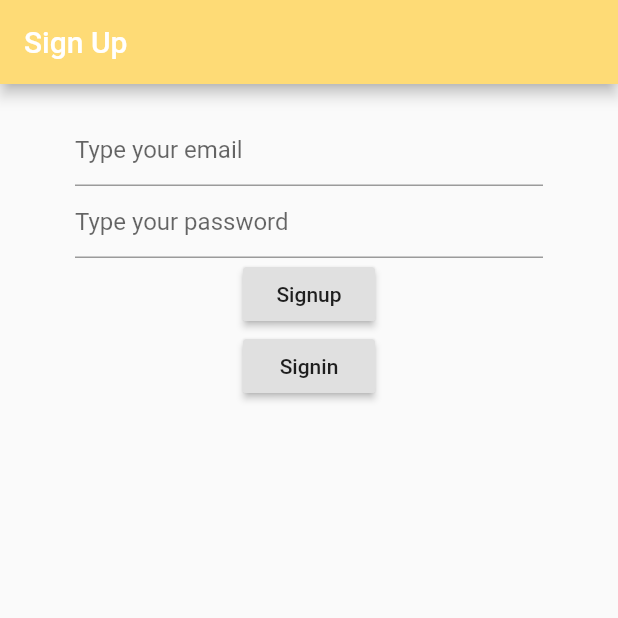
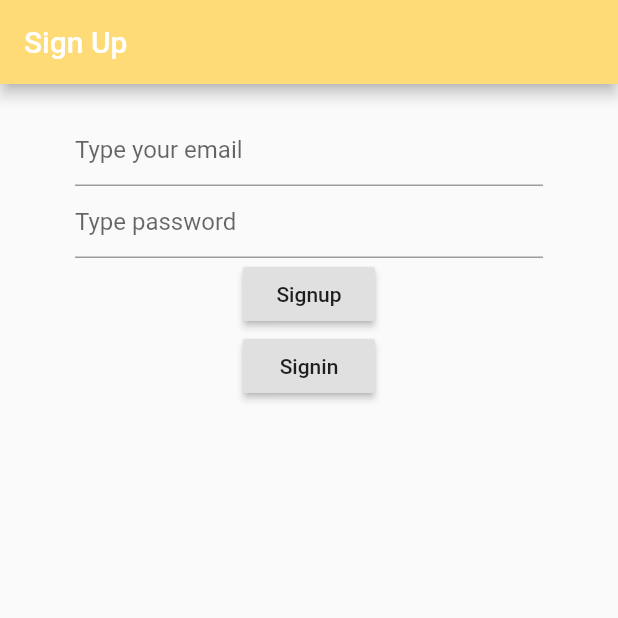
Before and after one commit to greeel11/FOASVET, a Flutter app: the screen it shows after launch, on a phone screen of 412 x 824 dp, the top half of it. Run offline on Flutter 3.47's test engine with Material 2 defaults, Android fonts, the phone set to English and light mode, and no system bars; our stand-ins replace cloud_firestore, firebase_auth, firebase_core, firebase_storage, image_picker; accounts and stored records are empty.

Commit message:
nyobain update

```diff
--- a/frontend/lib/screens/auth/signup.dart
+++ b/frontend/lib/screens/auth/signup.dart
@@ -33,7 +33,7 @@ class _SignUpState extends State<SignUp> {
                 }),
               ),
               TextFormField(
-                decoration: InputDecoration(hintText: "Type your password"),
+                decoration: InputDecoration(hintText: "Type password"),
                 obscureText: true,
                 onChanged: (val) => setState(() {
                   password = val;
```
